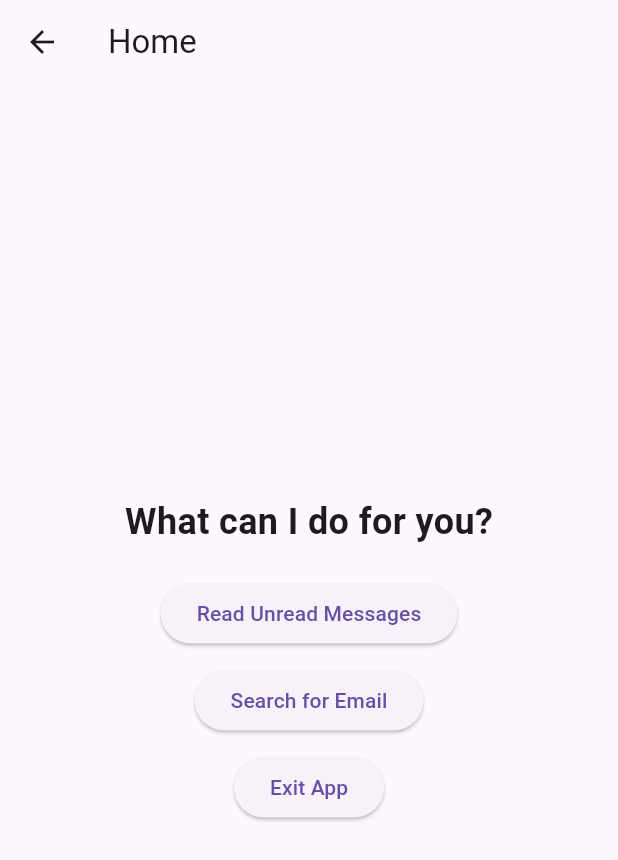
After one commit to AbhinavA07/Sonic-Mail, a Flutter app: the HomeScreen screen opened directly, on a phone screen of 412 x 824 dp. The commit adds this screen. Shown: the top 860 px of the screen. Run offline on Flutter 3.47's test engine with Material 3 defaults, Android fonts, the phone set to English and light mode, and no system bars; our stand-ins replace flutter_tts, google_sign_in, permission_handler, speech_to_text.

Commit message:
Added the home-screen

```diff
--- /dev/null
+++ b/sonic_mail/lib/home_page.dart
@@ -0,0 +1,47 @@
+import 'package:flutter/material.dart';
+
+class HomeScreen extends StatelessWidget {
+  const HomeScreen({super.key});
+
+  @override
+  Widget build(BuildContext context) {
+    return Scaffold(
+      appBar: AppBar(
+        title: const Text('Home'),
+      ),
+      body: Center(
+        child: Column(
+          mainAxisAlignment: MainAxisAlignment.center,
+          children: [
+            const Text(
+              'What can I do for you?',
+              style: TextStyle(fontSize: 24, fontWeight: FontWeight.bold),
+            ),
+            const SizedBox(height: 20),
+            ElevatedButton(
+              onPressed: () {
+                // Navigate to screen to read unread messages
+              },
+              child: const Text('Read Unread Messages'),
+            ),
+            const SizedBox(height: 10),
+            ElevatedButton(
+              onPressed: () {
+                // Navigate to screen to search for email
+              },
+              child: const Text('Search for Email'),
+            ),
+            const SizedBox(height: 10),
+            ElevatedButton(
+              onPressed: () {
+                // Exit the app
+                Navigator.pop(context);
+              },
+              child: const Text('Exit App'),
+            ),
+          ],
+        ),
+      ),
+    );
+  }
+}
--- a/sonic_mail/pubspec.yaml
+++ b/sonic_mail/pubspec.yaml
@@ -41,6 +41,7 @@ dependencies:
   speech_to_text: ^6.6.0
   permission_handler: ^11.0.1
   flutter_tts: ^3.8.5
+  google_speech: ^4.4.0
 
 dev_dependencies:
   flutter_test:
```
Also changed, not shown: sonic_mail/lib/landing_page.dart (+2 -5 lines), sonic_mail/lib/voice_recognition.dart (+34 -4 lines), sonic_mail/pubspec.lock.
